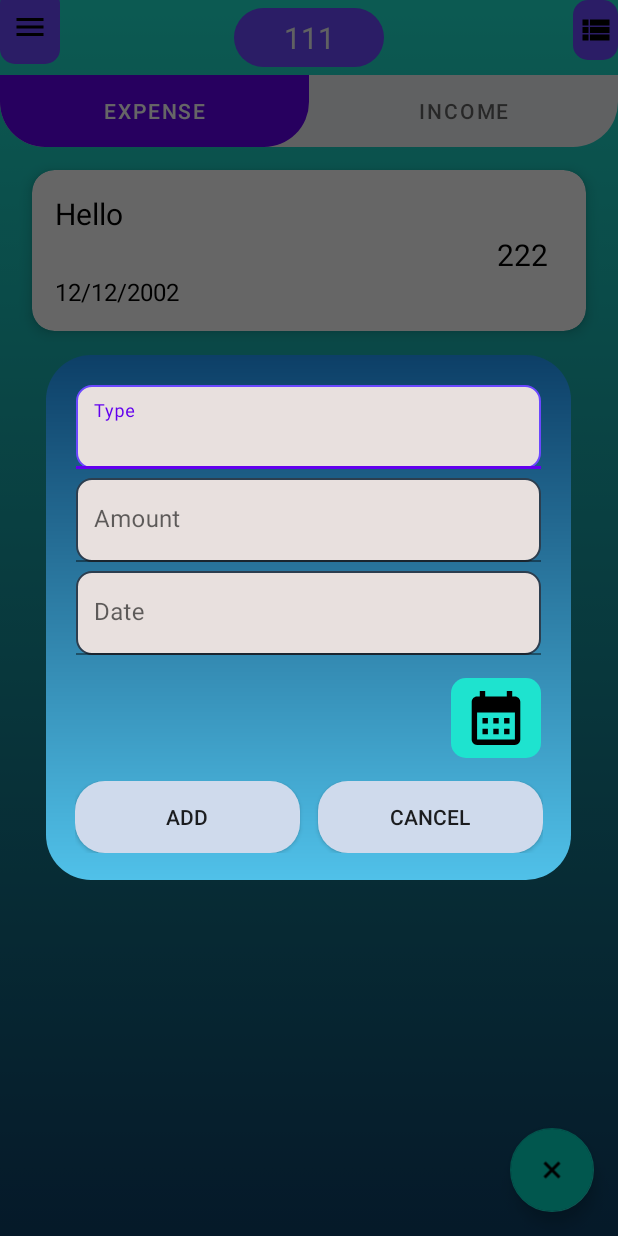
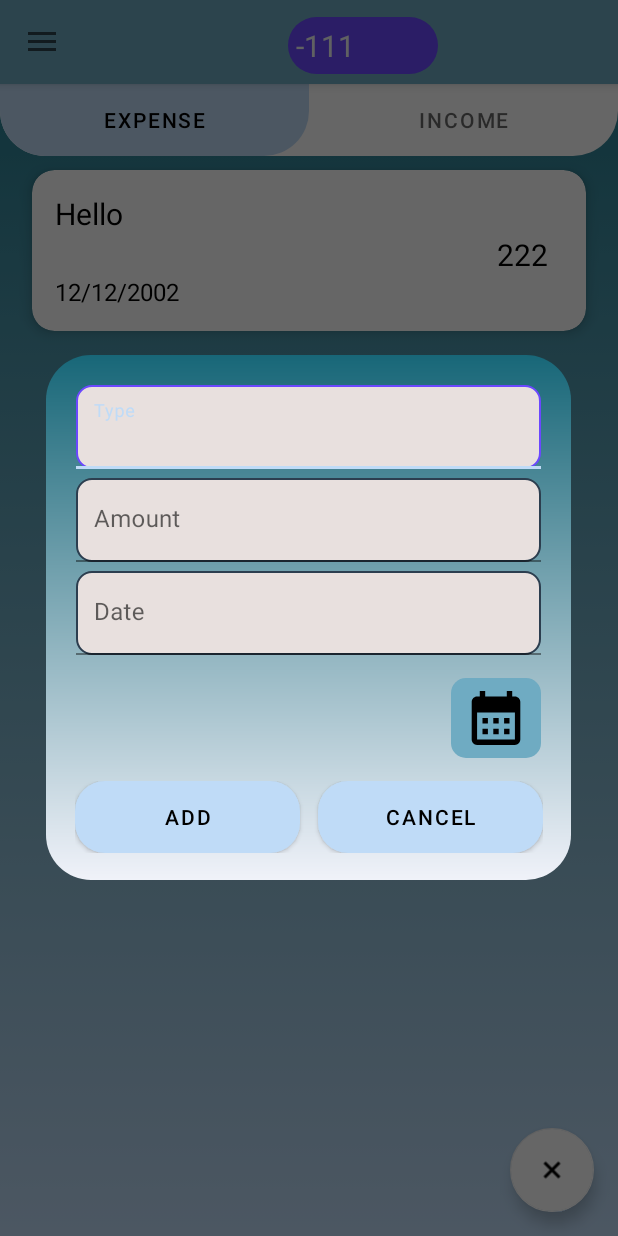
Before and after one commit to qTronor/My_money_moment, an Android app: the screen it shows after launch (MainActivity), after a tap on "AddNewExpFloatBtn", on a phone screen of 412 x 824 dp. Run offline under Robolectric (Android 15) with nearby library versions, the phone set to English and light mode, and no system bars; our stand-ins replace Room's generated code.

Commit message:
New Design and added navigation drawer

```diff
--- a/app/build.gradle
+++ b/app/build.gradle
@@ -35,10 +35,11 @@ android {
 dependencies {
 
     implementation 'androidx.appcompat:appcompat:1.6.1'
-    implementation 'com.google.android.material:material:1.8.0'
+    implementation 'com.google.android.material:material:1.9.0'
     implementation 'androidx.constraintlayout:constraintlayout:2.1.4'
     implementation 'androidx.navigation:navigation-fragment:2.5.3'
     implementation 'androidx.navigation:navigation-ui:2.5.3'
+    implementation 'androidx.drawerlayout:drawerlayout:1.2.0'
     testImplementation 'junit:junit:4.13.2'
     androidTestImplementation 'androidx.test.ext:junit:1.1.5'
     androidTestImplementation 'androidx.test.espresso:espresso-core:3.5.1'
--- a/app/src/main/java/com/example/my_mone_moment/MainActivity.java
+++ b/app/src/main/java/com/example/my_mone_moment/MainActivity.java
@@ -5,6 +5,11 @@ import android.widget.TextView;
 import android.widget.Toast;
 
 import androidx.annotation.NonNull;
+import androidx.appcompat.app.ActionBarDrawerToggle;
+import androidx.appcompat.app.AppCompatActivity;
+import androidx.appcompat.widget.Toolbar;
+import androidx.core.view.GravityCompat;
+import androidx.drawerlayout.widget.DrawerLayout;
 import androidx.fragment.app.Fragment;
 import androidx.fragment.app.FragmentActivity;
 
@@ -25,7 +30,9 @@ import com.google.android.material.tabs.TabLayoutMediator;
 import org.w3c.dom.Text;
 
 
-public class MainActivity extends FragmentActivity {
+public class MainActivity extends AppCompatActivity {
+
+    private DrawerLayout drawer;
 
     private static final int num_pages = 2;
     private ViewPager2 viewPager2;
@@ -42,6 +49,15 @@ public class MainActivity extends FragmentActivity {
         super.onCreate(savedInstanceState);
         setContentView(R.layout.activity_main);
 
+        Toolbar toolbar = findViewById(R.id.toolbar);
+        setSupportActionBar(toolbar);
+        drawer = findViewById(R.id.drawer_layout);
+
+        ActionBarDrawerToggle toggle = new ActionBarDrawerToggle(this, drawer, toolbar,
+                R.string.navigation_drawer_open, R.string.navigation_drawer_close);
+        drawer.addDrawerListener(toggle);
+        toggle.syncState();
+
         viewModel = ViewModelProviders.of(this).get(ViewModel.class);
         LiveData<Integer> totalSum = viewModel.getExpenseSum();
 
@@ -54,16 +70,13 @@ public class MainActivity extends FragmentActivity {
 
         sum_textView = findViewById(R.id.sum_textView);
 
-        totalSum.observe(this, new Observer<Integer>() {
-            @Override
-            public void onChanged(Integer integer) {
-                if(integer == null) {
-                    //Toast.makeText(MainActivity.this, "0", Toast.LENGTH_SHORT).show();
-                    sum_textView.setText("0");
-                }
-                else
-                    sum_textView.setText(String.valueOf(integer));
+        totalSum.observe(this, integer -> {
+            if(integer == null) {
+                //Toast.makeText(MainActivity.this, "0", Toast.LENGTH_SHORT).show();
+                sum_textView.setText("0");
             }
+            else
+                sum_textView.setText(String.valueOf(integer));
         });
 
     }
@@ -92,4 +105,13 @@ public class MainActivity extends FragmentActivity {
         }
     }
 
+    @Override
+    public void onBackPressed() {
+        if (drawer.isDrawerOpen(GravityCompat.START)) {
+            drawer.closeDrawer(GravityCompat.START);
+        } else {
+            super.onBackPressed();
+        }
+    }
+
 }
--- a/app/src/main/java/com/example/my_mone_moment/data/OpDao.java
+++ b/app/src/main/java/com/example/my_mone_moment/data/OpDao.java
@@ -24,7 +24,7 @@ public interface OpDao {
     @Query("SELECT * FROM operation_table WHERE expense LIKE :expense")
     Operation getByExpense(boolean expense);
 
-    @Query("SELECT SUM(CASE WHEN expense = 1 THEN value ELSE -value END) FROM operation_table")
+    @Query("SELECT SUM(CASE WHEN expense = 1 THEN -value ELSE +value END) FROM operation_table")
     LiveData<Integer> getSumExpense();
 
     @Query("SELECT * from operation_table LIMIT 1")
--- a/app/src/main/res/drawable/dialog_round.xml
+++ b/app/src/main/res/drawable/dialog_round.xml
@@ -13,8 +13,8 @@
 
 
     <gradient android:angle="90"
-        android:startColor="@color/light_blue"
-        android:endColor="@color/background_blue"
+        android:startColor="#F0F2F9"
+        android:endColor="#186778"
         android:type="linear">
     </gradient>
 </shape>
--- a/app/src/main/res/drawable/gradient_background.xml
+++ b/app/src/main/res/drawable/gradient_background.xml
@@ -4,8 +4,8 @@
         <shape>
 
             <gradient android:angle="100"
-                android:startColor="@color/background_green"
-                android:endColor="@color/background_blue"
+                android:startColor="#1F7A8C"
+                android:endColor="#BFDBF7"
                 android:type="linear">
             </gradient>
 
--- a/app/src/main/res/drawable/round_style.xml
+++ b/app/src/main/res/drawable/round_style.xml
@@ -1,6 +1,6 @@
 <?xml version="1.0" encoding="utf-8"?>
 <shape xmlns:android="http://schemas.android.com/apk/res/android">
-    <solid android:color="@color/background_green"></solid>
+    <solid android:color="#6FABC2"></solid>
     <corners android:radius="10dp">
     </corners>
 </shape>
--- a/app/src/main/res/drawable/round_style_dialog_btn.xml
+++ b/app/src/main/res/drawable/round_style_dialog_btn.xml
@@ -1,7 +1,7 @@
 <?xml version="1.0" encoding="utf-8"?>
 <shape xmlns:android="http://schemas.android.com/apk/res/android">
     <solid
-        android:color="@color/dialog_btn"/>
+        android:color="#6FABC2"/>
     <corners android:radius="20dp">
     </corners>
 </shape>
--- a/app/src/main/res/drawable/tab_indicator.xml
+++ b/app/src/main/res/drawable/tab_indicator.xml
@@ -2,7 +2,7 @@
 <shape xmlns:android="http://schemas.android.com/apk/res/android"
     android:shape="rectangle">
 
-    <solid android:color="@color/nice_purple"/>
+    <solid android:color="#FFFFFF"/>
     <corners android:bottomLeftRadius="30dp"
         android:bottomRightRadius="30dp"/>
 </shape>
--- a/app/src/main/res/drawable/tablayout_shape.xml
+++ b/app/src/main/res/drawable/tablayout_shape.xml
@@ -2,7 +2,7 @@
 <shape xmlns:android="http://schemas.android.com/apk/res/android"
     android:shape="rectangle">
 
-    <solid android:color="@color/input_color"/>
+    <solid android:color="@color/white"/>
     <corners android:bottomLeftRadius="30dp"
         android:bottomRightRadius="30dp"/>
 </shape>
--- a/app/src/main/res/layout/activity_main.xml
+++ b/app/src/main/res/layout/activity_main.xml
@@ -1,71 +1,103 @@
 <?xml version="1.0" encoding="utf-8"?>
-<androidx.constraintlayout.widget.ConstraintLayout
+<androidx.drawerlayout.widget.DrawerLayout
     xmlns:android="http://schemas.android.com/apk/res/android"
     xmlns:app="http://schemas.android.com/apk/res-auto"
+    xmlns:tools="http://schemas.android.com/tools"
+    android:id="@+id/drawer_layout"
+    android:layout_width="match_parent"
+    android:layout_height="match_parent"
+    android:fitsSystemWindows="true"
+    tools:context=".MainActivity"
+    tools:openDrawer="start">
+
+    <LinearLayout
+        android:layout_width="match_parent"
+        android:layout_height="match_parent"
+        android:orientation="vertical">
+
+        <FrameLayout
+            android:id="@+id/fragment_container"
+            android:layout_width="match_parent"
+            android:layout_height="match_parent" />
+
+    </LinearLayout>
+
+    <com.google.android.material.navigation.NavigationView
+        android:id="@+id/nav_view"
+        android:layout_width="wrap_content"
+        android:layout_height="match_parent"
+        android:layout_gravity="start"
+        app:headerLayout="@layout/nav_header"
+        app:menu="@menu/drawer_menu"
+        android:background="#F0F2F9"/>
+
+
+<androidx.constraintlayout.widget.ConstraintLayout
     android:layout_width="match_parent"
     android:layout_height="match_parent"
     android:background="@drawable/gradient_background">
+
+    <com.google.android.material.appbar.AppBarLayout
+        android:layout_width="match_parent"
+        android:layout_height="wrap_content"
+        app:layout_constraintEnd_toEndOf="parent"
+        app:layout_constraintStart_toStartOf="parent"
+        app:layout_constraintTop_toTopOf="parent"
+        android:id="@+id/appbar">
+
+        <androidx.constraintlayout.widget.ConstraintLayout
+            android:layout_width="match_parent"
+            android:layout_height="wrap_content">
+
+
+            <androidx.appcompat.widget.Toolbar
+                android:id="@+id/toolbar"
+                android:layout_width="match_parent"
+                android:layout_height="?attr/actionBarSize"
+                android:background="#6FABC2"
+                android:elevation="4dp"
+                app:layout_constraintEnd_toEndOf="parent"
+                app:layout_constraintStart_toStartOf="parent"
+                app:layout_constraintTop_toTopOf="parent"
+                app:title=" ">
+                <androidx.constraintlayout.widget.ConstraintLayout
+                    android:layout_width="match_parent"
+                    android:layout_height="wrap_content">
+                <TextView
+                    android:id="@+id/sum_textView"
+                    android:layout_width="wrap_content"
+                    android:layout_height="wrap_content"
+                    android:layout_margin="5dp"
+                    android:background="@drawable/total_sum_shape"
+                    android:clickable="true"
+                    android:minWidth="100dp"
+                    android:padding="5dp"
+                    android:textColor="@color/input_color"
+                    android:textSize="20dp"
+                    app:layout_constraintEnd_toEndOf="parent"
+                    app:layout_constraintStart_toStartOf="parent"
+                    app:layout_constraintTop_toTopOf="parent">
+                </TextView>
+                </androidx.constraintlayout.widget.ConstraintLayout>
+
+            </androidx.appcompat.widget.Toolbar>
+        </androidx.constraintlayout.widget.ConstraintLayout>
+    </com.google.android.material.appbar.AppBarLayout>
 
     <com.google.android.material.tabs.TabLayout
         android:id="@+id/tab_layout"
         android:layout_width="match_parent"
         android:layout_height="wrap_content"
-        android:layout_marginTop="50dp"
         app:tabIndicatorGravity="stretch"
         app:layout_constraintStart_toStartOf="parent"
         app:layout_constraintEnd_toEndOf="parent"
-        app:layout_constraintTop_toTopOf="parent"
-        app:tabSelectedTextColor="@color/white"
+        app:layout_constraintTop_toBottomOf="@id/appbar"
+        app:tabSelectedTextColor="@color/black"
         android:background="@drawable/tablayout_shape"
         app:tabMode="fixed"
         app:tabIndicatorAnimationMode="elastic"
         app:tabIndicator="@drawable/tab_indicator"
         />
-
-    <TextView
-        android:id="@+id/sum_textView"
-        android:layout_width="wrap_content"
-        android:layout_height="0dp"
-        android:minWidth="100dp"
-        android:gravity="center"
-        android:clickable="true"
-        android:layout_margin="5dp"
-        android:background="@drawable/total_sum_shape"
-        app:layout_constraintTop_toTopOf="parent"
-        app:layout_constraintBottom_toTopOf="@+id/tab_layout"
-        app:layout_constraintEnd_toEndOf="parent"
-        app:layout_constraintStart_toStartOf="parent"
-        android:textSize="20dp"
-        android:textColor="@color/input_color"
-        android:padding="5dp">
-    </TextView>
-
-    <ImageButton
-        android:id="@+id/menu_btn"
-        android:layout_width="40dp"
-        android:layout_height="50dp"
-
-        android:layout_marginBottom="8dp"
-        android:background="@drawable/menu_buttons"
-        android:contentDescription="@string/menu_icon"
-        android:src="@drawable/ic_menu"
-        app:layout_constraintBottom_toTopOf="@+id/tab_layout"
-        app:layout_constraintStart_toStartOf="parent">
-
-    </ImageButton>
-
-    <ImageButton
-        android:id="@+id/receipt_btn"
-        android:layout_width="30dp"
-        android:layout_height="40dp"
-        android:layout_marginBottom="10dp"
-        app:layout_constraintBottom_toTopOf="@+id/tab_layout"
-        app:layout_constraintEnd_toEndOf="parent"
-        android:background="@drawable/menu_buttons"
-        android:contentDescription="@string/list_btn"
-        android:src="@drawable/ic_view_list">
-
-    </ImageButton>
 
 
     <androidx.viewpager2.widget.ViewPager2
@@ -82,3 +114,4 @@
     </androidx.viewpager2.widget.ViewPager2>
 
 </androidx.constraintlayout.widget.ConstraintLayout>
+</androidx.drawerlayout.widget.DrawerLayout>
--- a/app/src/main/res/layout/dialog_add.xml
+++ b/app/src/main/res/layout/dialog_add.xml
@@ -113,6 +113,7 @@
             android:layout_height="wrap_content"
             android:layout_alignParentEnd="true"
             android:background="@drawable/round_style_dialog_btn"
+            android:textColor="@color/black"
             android:text="@string/cancel_btn" />
 
         <Button
@@ -121,6 +122,7 @@
             android:layout_height="wrap_content"
             android:layout_alignParentStart="true"
             android:background="@drawable/round_style_dialog_btn"
+            android:textColor="@color/black"
             android:text="@string/add_btn" />
     </RelativeLayout>
 
--- a/app/src/main/res/layout/fragment_first.xml
+++ b/app/src/main/res/layout/fragment_first.xml
@@ -26,6 +26,8 @@
         android:layout_height="wrap_content"
         android:layout_gravity="bottom|end"
         android:layout_margin="@dimen/fab_margin"
+        android:contentDescription="@string/addnewexpfloatbtn"
+
         android:src="@drawable/baseline_add_24"
-        android:contentDescription="@string/addnewexpfloatbtn"/>
+        app:backgroundTint="#FFFFFF" />
 </androidx.coordinatorlayout.widget.CoordinatorLayout>
--- a/app/src/main/res/layout/fragment_second.xml
+++ b/app/src/main/res/layout/fragment_second.xml
@@ -28,5 +28,6 @@
         android:layout_gravity="bottom|end"
         android:layout_margin="@dimen/fab_margin"
         android:src="@drawable/baseline_add_24"
+        android:backgroundTint="#FFFFFF"
         android:contentDescription="@string/addnewexpfloatbtn"/>
 </androidx.coordinatorlayout.widget.CoordinatorLayout>
--- a/app/src/main/res/layout/items_list.xml
+++ b/app/src/main/res/layout/items_list.xml
@@ -18,7 +18,7 @@
         android:layout_height="wrap_content"
         android:layout_marginStart="8dp"
         android:layout_marginEnd="8dp"
-        android:background="@color/input_color"
+        android:background="#F0F2F9"
         android:foreground="?attr/selectableItemBackground"
         app:cardCornerRadius="15dp"
         app:cardElevation="5dp"
--- /dev/null
+++ b/app/src/main/res/layout/nav_header.xml
@@ -0,0 +1,28 @@
+<?xml version="1.0" encoding="utf-8"?>
+<LinearLayout xmlns:android="http://schemas.android.com/apk/res/android"
+    android:layout_width="match_parent"
+    android:layout_height="176dp"
+    android:background="#6FABC2"
+    android:gravity="bottom"
+    android:orientation="vertical"
+    android:padding="16dp"
+    android:theme="@style/ThemeOverlay.AppCompat.Dark">
+
+    <ImageView
+        android:layout_width="wrap_content"
+        android:layout_height="wrap_content"
+        android:src="@mipmap/ic_launcher_round" />
+
+    <TextView
+        android:layout_width="wrap_content"
+        android:layout_height="wrap_content"
+        android:paddingTop="8dp"
+        android:text="Coding in Flow"
+        android:textAppearance="@style/TextAppearance.AppCompat.Body1" />
+
+    <TextView
+        android:layout_width="wrap_content"
+        android:layout_height="wrap_content"
+        android:text="info@codinginflow.com" />
+
+</LinearLayout>
--- /dev/null
+++ b/app/src/main/res/menu/drawer_menu.xml
@@ -0,0 +1,29 @@
+<?xml version="1.0" encoding="utf-8"?>
+<menu xmlns:android="http://schemas.android.com/apk/res/android"
+    xmlns:tools="http://schemas.android.com/tools"
+    tools:showIn="navigation_view">
+
+    <group android:checkableBehavior="single">
+        <item
+            android:id="@+id/nav_message"
+            android:title="Message" />
+        <item
+            android:id="@+id/nav_chat"
+            android:title="Chat" />
+        <item
+            android:id="@+id/nav_profile"
+            android:title="Profile" />
+    </group>
+
+    <item android:title="Communicate">
+        <menu>
+            <item
+                android:id="@+id/nav_share"
+                android:title="Share" />
+            <item
+                android:id="@+id/nav_send"
+                android:title="Send" />
+        </menu>
+    </item>
+
+</menu>
--- a/app/src/main/res/menu/menu_main.xml
+++ /dev/null
@@ -1,9 +0,0 @@
-<menu xmlns:android="http://schemas.android.com/apk/res/android"
-    xmlns:app="http://schemas.android.com/apk/res-auto"
-    xmlns:tools="http://schemas.android.com/tools"
-    tools:context="com.example.my_mone_moment.MainActivity" >
-    <item android:id="@+id/action_settings"
-        android:title="@string/action_settings"
-        android:orderInCategory="100"
-        app:showAsAction="never" />
-</menu>
--- a/app/src/main/res/values/strings.xml
+++ b/app/src/main/res/values/strings.xml
@@ -27,4 +27,8 @@
     <string name="update">Update</string>
     <string name="delete">Delete</string>
     <string name="delete_all">Delete all</string>
+
+
+    <string name="navigation_drawer_open">Open navigation drawer</string>
+    <string name="navigation_drawer_close">Close navigation drawer</string>
 </resources>
--- a/app/src/main/res/values/styles.xml
+++ b/app/src/main/res/values/styles.xml
@@ -1,9 +1,15 @@
 <?xml version="1.0" encoding="utf-8"?>
 <resources>
-    <style name="AppTheme" parent="Theme.MaterialComponents.Light.DarkActionBar">
+    <style name="AppTheme" parent="Theme.MaterialComponents.Light.NoActionBar">
         <!-- Customize your theme here. -->
-        <item name="colorPrimary">@color/background_green</item>
-        <item name="colorPrimaryDark">@color/nice_purple</item>
+        <item name="colorPrimary">@color/material_dynamic_primary30</item>
+        <item name="colorPrimaryDark">@color/material_dynamic_primary50</item>
         <item name="colorAccent">@color/background_blue</item>
     </style>
+
+    <style name="AppTheme.NoActionBar">
+        <item name="windowActionBar">false</item>
+        <item name="windowNoTitle">true</item>
+    </style>
+
 </resources>
--- a/app/src/main/res/values/themes.xml
+++ b/app/src/main/res/values/themes.xml
@@ -1,8 +1,8 @@
 <resources xmlns:tools="http://schemas.android.com/tools">
     <!-- Base application theme. -->
-    <style name="Theme.My_money_moment" parent="Theme.MaterialComponents.DayNight.DarkActionBar">
+    <style name="Theme.My_money_moment" parent="Theme.MaterialComponents.DayNight.NoActionBar">
         <!-- Primary brand color. -->
-        <item name="colorPrimary">@color/purple_500</item>
+        <item name="colorPrimary">#BFDBF7</item>
         <item name="colorPrimaryVariant">@color/purple_700</item>
         <item name="colorOnPrimary">@color/white</item>
         <!-- Secondary brand color. -->
```
